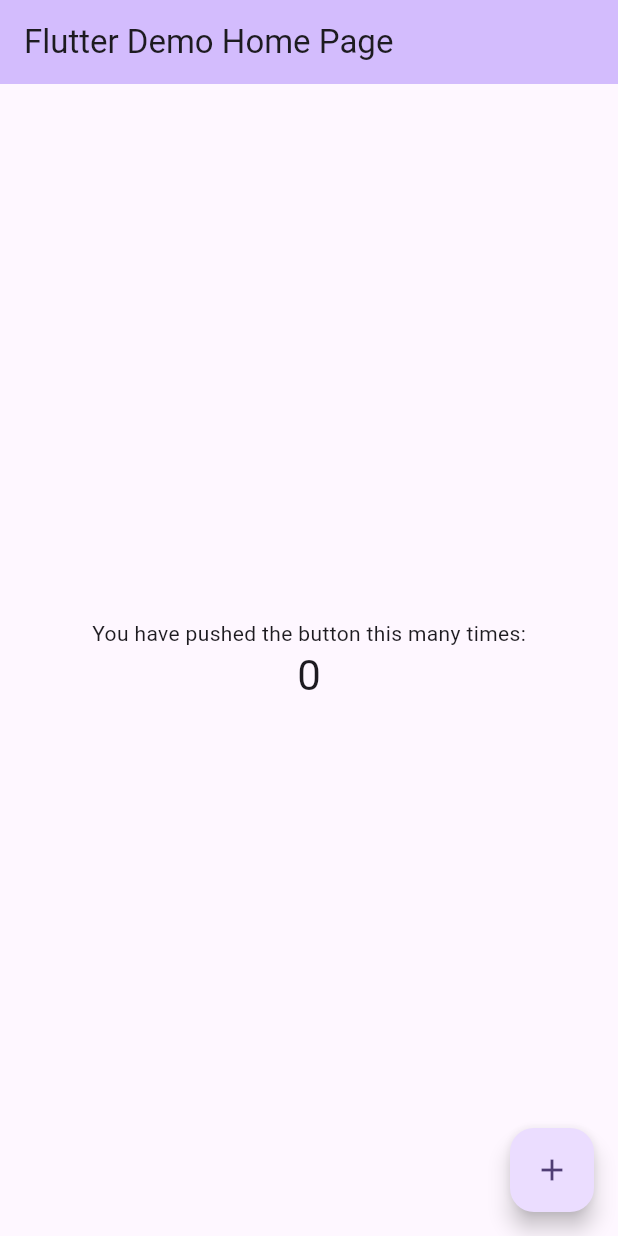
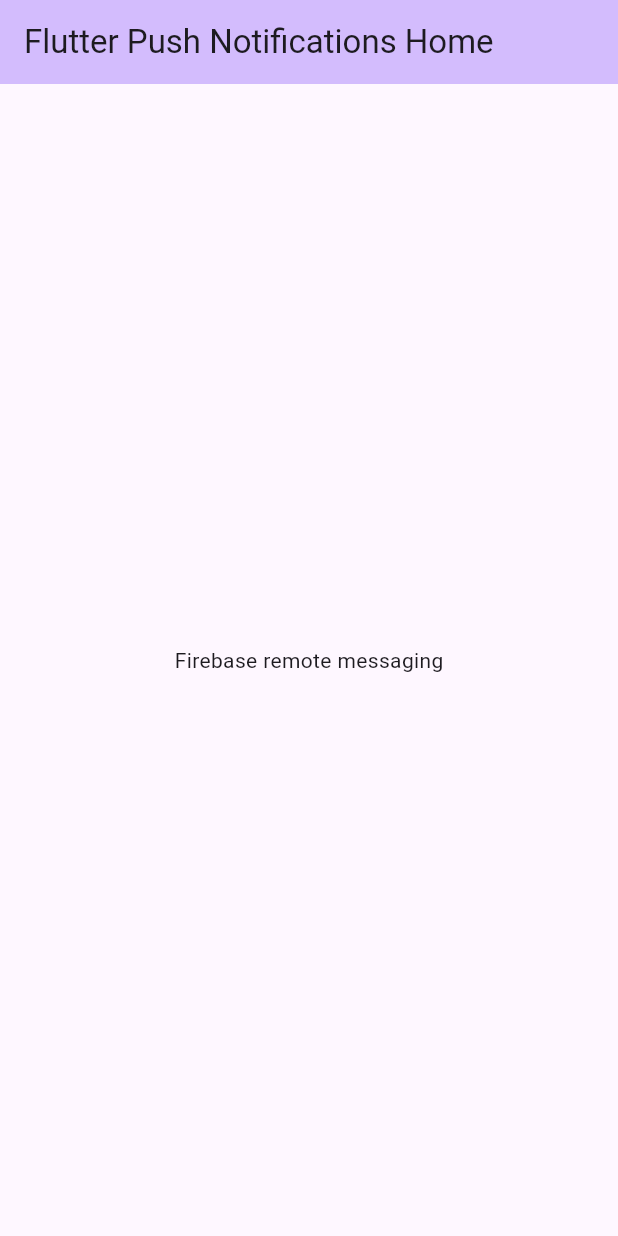
Before and after one commit to MiguelMaciel32/flutter_firebase_messaging, a Flutter app: the screen it shows after launch, on a phone screen of 412 x 824 dp. Run offline on Flutter 3.47's test engine with Material 3 defaults, Android fonts, the phone set to English and light mode, and no system bars; our stand-ins replace firebase_core, firebase_messaging, flutter_local_notifications; accounts and stored records are empty; generated files the repository leaves out were written again.

```diff
--- a/lib/main.dart
+++ b/lib/main.dart
@@ -1,6 +1,20 @@
+import 'package:firebase_core/firebase_core.dart';
 import 'package:flutter/material.dart';
+import 'package:messaging/firebase_options.dart';
+import 'package:messaging/services/firebase_messaging_service.dart';
+import 'package:messaging/services/local_notifications_service.dart';
 
-void main() {
+Future<void> main() async {
+  WidgetsFlutterBinding.ensureInitialized();
+
+  await Firebase.initializeApp(options: DefaultFirebaseOptions.currentPlatform);
+
+  final localNotificationsService = LocalNotificationsService.instance();
+  await localNotificationsService.init();
+
+  final firebaseMessagingService = FirebaseMessagingService.instance();
+  await firebaseMessagingService.init(localNotificationsService: localNotificationsService);
+
   runApp(const MyApp());
 }
 
@@ -11,42 +25,18 @@ class MyApp extends StatelessWidget {
   @override
   Widget build(BuildContext context) {
     return MaterialApp(
-      title: 'Flutter Demo',
+      title: 'Flutter Push Notifications',
       theme: ThemeData(
-        // This is the theme of your application.
-        //
-        // TRY THIS: Try running your application with "flutter run". You'll see
-        // the application has a purple toolbar. Then, without quitting the app,
-        // try changing the seedColor in the colorScheme below to Colors.green
-        // and then invoke "hot reload" (save your changes or press the "hot
-        // reload" button in a Flutter-supported IDE, or press "r" if you used
-        // the command line to start the app).
-        //
-        // Notice that the counter didn't reset back to zero; the application
-        // state is not lost during the reload. To reset the state, use hot
-        // restart instead.
-        //
-        // This works for code too, not just values: Most code changes can be
-        // tested with just a hot reload.
         colorScheme: ColorScheme.fromSeed(seedColor: Colors.deepPurple),
         useMaterial3: true,
       ),
-      home: const MyHomePage(title: 'Flutter Demo Home Page'),
+      home: const MyHomePage(title: 'Flutter Push Notifications Home'),
     );
   }
 }
 
 class MyHomePage extends StatefulWidget {
   const MyHomePage({super.key, required this.title});
-
-  // This widget is the home page of your application. It is stateful, meaning
-  // that it has a State object (defined below) that contains fields that affect
-  // how it looks.
-
-  // This class is the configuration for the state. It holds the values (in this
-  // case the title) provided by the parent (in this case the App widget) and
-  // used by the build method of the State. Fields in a Widget subclass are
-  // always marked "final".
 
   final String title;
 
@@ -55,71 +45,18 @@ class MyHomePage extends StatefulWidget {
 }
 
 class _MyHomePageState extends State<MyHomePage> {
-  int _counter = 0;
-
-  void _incrementCounter() {
-    setState(() {
-      // This call to setState tells the Flutter framework that something has
-      // changed in this State, which causes it to rerun the build method below
-      // so that the display can reflect the updated values. If we changed
-      // _counter without calling setState(), then the build method would not be
-      // called again, and so nothing would appear to happen.
-      _counter++;
-    });
-  }
-
   @override
   Widget build(BuildContext context) {
-    // This method is rerun every time setState is called, for instance as done
-    // by the _incrementCounter method above.
-    //
-    // The Flutter framework has been optimized to make rerunning build methods
-    // fast, so that you can just rebuild anything that needs updating rather
-    // than having to individually change instances of widgets.
     return Scaffold(
       appBar: AppBar(
-        // TRY THIS: Try changing the color here to a specific color (to
-        // Colors.amber, perhaps?) and trigger a hot reload to see the AppBar
-        // change color while the other colors stay the same.
         backgroundColor: Theme.of(context).colorScheme.inversePrimary,
-        // Here we take the value from the MyHomePage object that was created by
-        // the App.build method, and use it to set our appbar title.
         title: Text(widget.title),
       ),
-      body: Center(
-        // Center is a layout widget. It takes a single child and positions it
-        // in the middle of the parent.
-        child: Column(
-          // Column is also a layout widget. It takes a list of children and
-          // arranges them vertically. By default, it sizes itself to fit its
-          // children horizontally, and tries to be as tall as its parent.
-          //
-          // Column has various properties to control how it sizes itself and
-          // how it positions its children. Here we use mainAxisAlignment to
-          // center the children vertically; the main axis here is the vertical
-          // axis because Columns are vertical (the cross axis would be
-          // horizontal).
-          //
-          // TRY THIS: Invoke "debug painting" (choose the "Toggle Debug Paint"
-          // action in the IDE, or press "p" in the console), to see the
-          // wireframe for each widget.
-          mainAxisAlignment: MainAxisAlignment.center,
-          children: <Widget>[
-            const Text(
-              'You have pushed the button this many times:',
-            ),
-            Text(
-              '$_counter',
-              style: Theme.of(context).textTheme.headlineMedium,
-            ),
-          ],
+      body: const Center(
+        child: Text(
+          'Firebase remote messaging',
         ),
       ),
-      floatingActionButton: FloatingActionButton(
-        onPressed: _incrementCounter,
-        tooltip: 'Increment',
-        child: const Icon(Icons.add),
-      ), // This trailing comma makes auto-formatting nicer for build methods.
     );
   }
 }
--- a/pubspec.yaml
+++ b/pubspec.yaml
@@ -35,8 +35,9 @@ dependencies:
   # The following adds the Cupertino Icons font to your application.
   # Use with the CupertinoIcons class for iOS style icons.
   cupertino_icons: ^1.0.6
-  firebase_core: ^3.12.1
-  firebase_messaging: ^15.2.4
+  firebase_core: ^3.13.0
+  firebase_messaging: ^15.2.5
+  flutter_local_notifications: ^19.0.0
 
 dev_dependencies:
   flutter_test:
```
Also changed, not shown: lib/services/firebase_messaging_service.dart (+53 -25 lines), lib/services/local_notifications_service.dart (added, +105 -0 lines), pubspec.lock, 5 other files.
